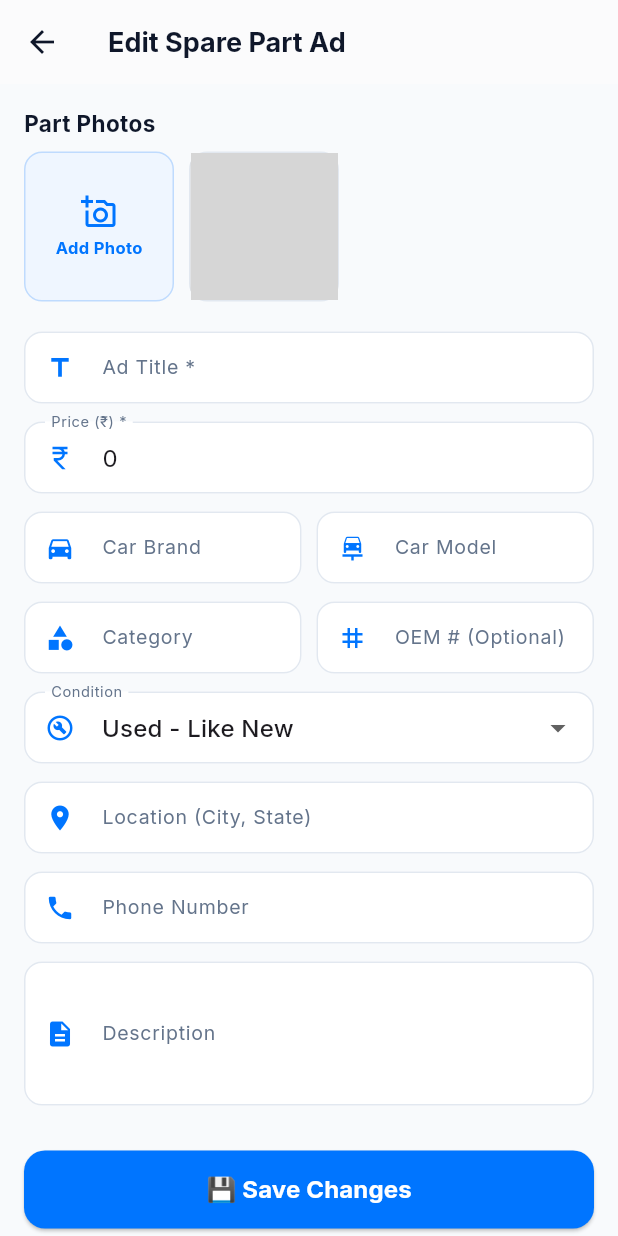
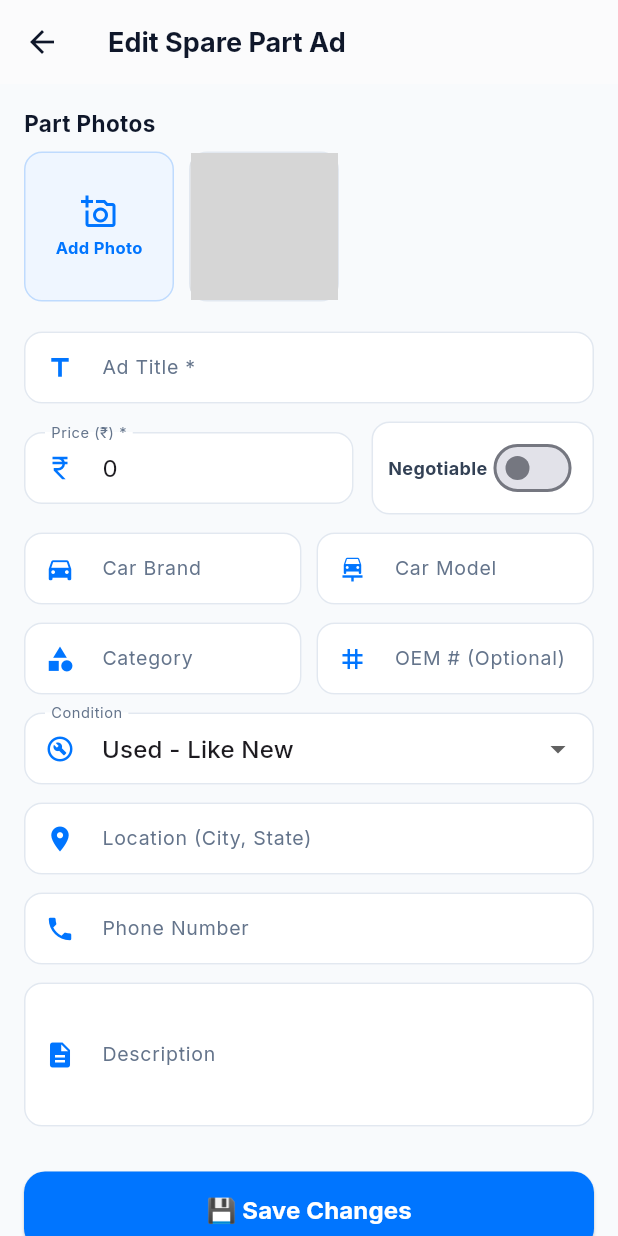
Before and after one commit to autopartsindiaofficial/Build-fuluter, a Flutter app: the EditListingScreen screen opened directly with empty values, on a phone screen of 412 x 824 dp. Run offline on Flutter 3.47's test engine with Material 3 defaults, Android fonts, the light colour scheme and no system bars; drawn by our look-alikes of cached_network_image; our stand-ins replace cloud_firestore, firebase_auth, firebase_core, google_fonts, google_sign_in, image_picker and 1 more; accounts and stored records are empty; network calls fail; grey boxes are pictures that could not be loaded.

Commit message:
feat(models): add isNegotiable field to SparePart
Added the `isNegotiable` boolean field to the `SparePart` model and implemented a `copyWith` method to support updates. Updated `EditListingScreen` to expose this field in the listing editor.

```diff
--- a/flutter_app/lib/models/spare_part.dart
+++ b/flutter_app/lib/models/spare_part.dart
@@ -9,6 +9,7 @@ class SparePart {
   final String subcategory;
   final String condition;
   final double price;
+  final bool isNegotiable;
   final String location;
   final String district;
   final String? contactName;
@@ -44,6 +45,7 @@ class SparePart {
     this.subcategory = '',
     required this.condition,
     required this.price,
+    required this.isNegotiable,
     required this.location,
     this.district = '',
     this.contactName,
@@ -66,9 +68,71 @@ class SparePart {
     this.isDeleted = false,
   });
 
-  factory SparePart.fromFirestore(DocumentSnapshot doc) {
-    final data = doc.data() as Map<String, dynamic>? ?? {};
+  SparePart copyWith({
+    String? id,
+    String? title,
+    String? carBrand,
+    String? carModel,
+    String? category,
+    String? subcategory,
+    String? condition,
+    double? price,
+    bool? isNegotiable,
+    String? location,
+    String? district,
+    String? contactName,
+    String? contactPhone,
+    String? description,
+    String? imageUrl,
+    List<String>? imageUrls,
+    String? sellerId,
+    String? sellerEmail,
+    DateTime? createdAt,
+    bool? isSold,
+    bool? verified,
+    int? views,
+    String? oemNumber,
+    String? compatibleYears,
+    String? status,
+    bool? approved,
+    bool? featured,
+    bool? reported,
+    bool? isDeleted,
+  }) {
+    return SparePart(
+      id: id ?? this.id,
+      title: title ?? this.title,
+      carBrand: carBrand ?? this.carBrand,
+      carModel: carModel ?? this.carModel,
+      category: category ?? this.category,
+      subcategory: subcategory ?? this.subcategory,
+      condition: condition ?? this.condition,
+      price: price ?? this.price,
+      isNegotiable: isNegotiable ?? this.isNegotiable,
+      location: location ?? this.location,
+      district: district ?? this.district,
+      contactName: contactName ?? this.contactName,
+      contactPhone: contactPhone ?? this.contactPhone,
+      description: description ?? this.description,
+      imageUrl: imageUrl ?? this.imageUrl,
+      imageUrls: imageUrls ?? this.imageUrls,
+      sellerId: sellerId ?? this.sellerId,
+      sellerEmail: sellerEmail ?? this.sellerEmail,
+      createdAt: createdAt ?? this.createdAt,
+      isSold: isSold ?? this.isSold,
+      verified: verified ?? this.verified,
+      views: views ?? this.views,
+      oemNumber: oemNumber ?? this.oemNumber,
+      compatibleYears: compatibleYears ?? this.compatibleYears,
+      status: status ?? this.status,
+      approved: approved ?? this.approved,
+      featured: featured ?? this.featured,
+      reported: reported ?? this.reported,
+      isDeleted: isDeleted ?? this.isDeleted,
+    );
+  }
 
+  factory SparePart.fromJson(Map<String, dynamic> data, {String id = ''}) {
     DateTime created;
     if (data['createdAt'] is Timestamp) {
       created = (data['createdAt'] as Timestamp).toDate();
@@ -91,8 +155,14 @@ class SparePart {
         ? data['imageUrl'].toString()
         : (images.isNotEmpty ? images.first : '');
 
+    final bool isNegotiable = (data['isNegotiable'] is bool)
+        ? data['isNegotiable'] as bool
+        : (data['negotiable'] is bool
+            ? data['negotiable'] as bool
+            : (data['isNegotiable'] == true || data['negotiable'] == true));
+
     return SparePart(
-      id: doc.id,
+      id: id.isNotEmpty ? id : (data['id']?.toString() ?? ''),
       title: data['title'] ?? '',
       carBrand: data['carBrand'] ?? data['brand'] ?? '',
       carModel: data['carModel'] ?? data['model'] ?? '',
@@ -100,6 +170,7 @@ class SparePart {
       subcategory: data['subcategory'] ?? '',
       condition: data['condition'] ?? 'Used - Good',
       price: (data['price'] is num) ? (data['price'] as num).toDouble() : 0.0,
+      isNegotiable: isNegotiable,
       location: data['location'] ?? 'India',
       district: data['district'] ?? '',
       contactName: data['contactName'] ?? data['sellerName'] ?? data['name'],
@@ -123,6 +194,11 @@ class SparePart {
     );
   }
 
+  factory SparePart.fromFirestore(DocumentSnapshot doc) {
+    final data = doc.data() as Map<String, dynamic>? ?? {};
+    return SparePart.fromJson(data, id: doc.id);
+  }
+
   Map<String, dynamic> toMap() {
     return {
       'title': title,
@@ -132,6 +208,7 @@ class SparePart {
       'subcategory': subcategory,
       'condition': condition,
       'price': price,
+      'isNegotiable': isNegotiable,
       'location': location,
       'district': district,
       'contactName': contactName,
@@ -154,4 +231,6 @@ class SparePart {
       'isDeleted': isDeleted,
     };
   }
+
+  Map<String, dynamic> toJson() => toMap();
 }
--- a/flutter_app/lib/screens/edit_listing_screen.dart
+++ b/flutter_app/lib/screens/edit_listing_screen.dart
@@ -31,6 +31,7 @@ class _EditListingScreenState extends State<EditListingScreen> {
   late TextEditingController _phoneController;
 
   late String _selectedCondition;
+  late bool _isNegotiable;
   late List<String> _currentImages;
   final List<File> _newImages = [];
   bool _isLoading = false;
@@ -69,6 +70,7 @@ class _EditListingScreenState extends State<EditListingScreen> {
     _phoneController = TextEditingController(text: p.contactPhone ?? '');
 
     _selectedCondition = _conditions.contains(p.condition) ? p.condition : 'Used - Like New';
+    _isNegotiable = p.isNegotiable;
     _currentImages = List<String>.from(p.imageUrls.isNotEmpty ? p.imageUrls : [p.imageUrl]);
   }
 
@@ -158,6 +160,7 @@ class _EditListingScreenState extends State<EditListingScreen> {
       final updatedData = {
         'title': _titleController.text.trim(),
         'price': double.tryParse(_priceController.text.trim()) ?? widget.part.price,
+        'isNegotiable': _isNegotiable,
         'carBrand': _brandController.text.trim(),
         'carModel': _modelController.text.trim(),
         'category': _categoryController.text.trim(),
@@ -311,12 +314,37 @@ class _EditListingScreenState extends State<EditListingScreen> {
               ),
               const SizedBox(height: 12),
 
-              // Price
-              TextFormField(
-                controller: _priceController,
-                keyboardType: TextInputType.number,
-                decoration: _inputDecoration('Price (₹) *', Icons.currency_rupee),
-                validator: (val) => val == null || val.trim().isEmpty ? 'Enter price' : null,
+              // Price & Negotiable Row
+              Row(
+                children: [
+                  Expanded(
+                    child: TextFormField(
+                      controller: _priceController,
+                      keyboardType: TextInputType.number,
+                      decoration: _inputDecoration('Price (₹) *', Icons.currency_rupee),
+                      validator: (val) => val == null || val.trim().isEmpty ? 'Enter price' : null,
+                    ),
+                  ),
+                  const SizedBox(width: 12),
+                  Container(
+                    padding: const EdgeInsets.symmetric(horizontal: 10, vertical: 6),
+                    decoration: BoxDecoration(
+                      color: Colors.white,
+                      borderRadius: BorderRadius.circular(12),
+                      border: Border.all(color: const Color(0xFFE2E8F0)),
+                    ),
+                    child: Row(
+                      children: [
+                        const Text('Negotiable', style: TextStyle(fontSize: 12, fontWeight: FontWeight.bold, color: Color(0xFF334155))),
+                        Switch(
+                          value: _isNegotiable,
+                          activeColor: const Color(0xFF0075FF),
+                          onChanged: (val) => setState(() => _isNegotiable = val),
+                        ),
+                      ],
+                    ),
+                  ),
+                ],
               ),
               const SizedBox(height: 12),
 
```
